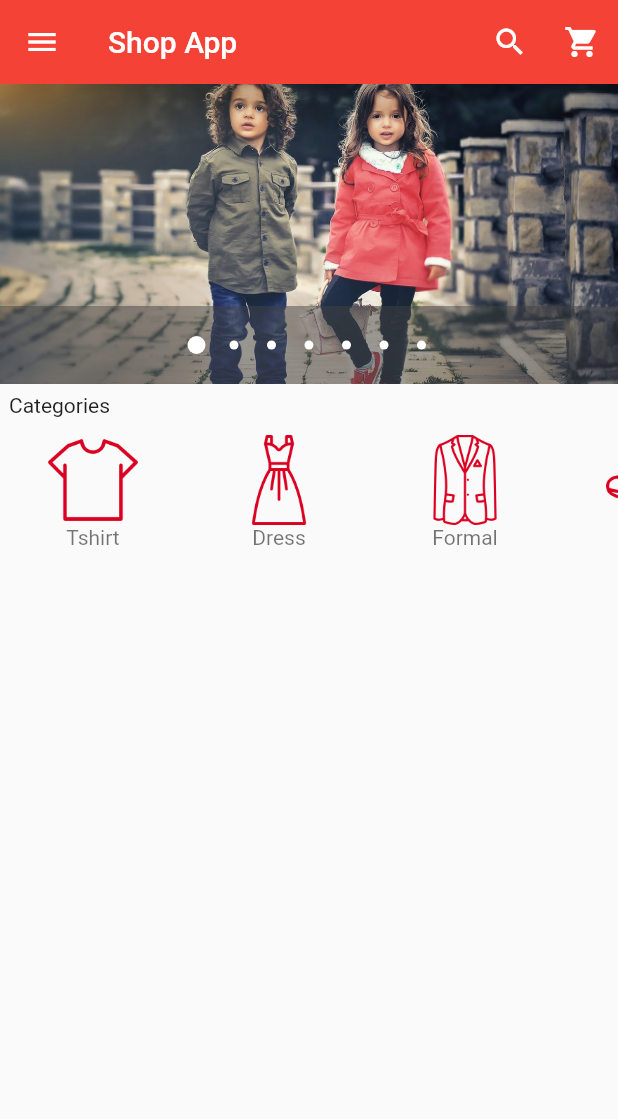
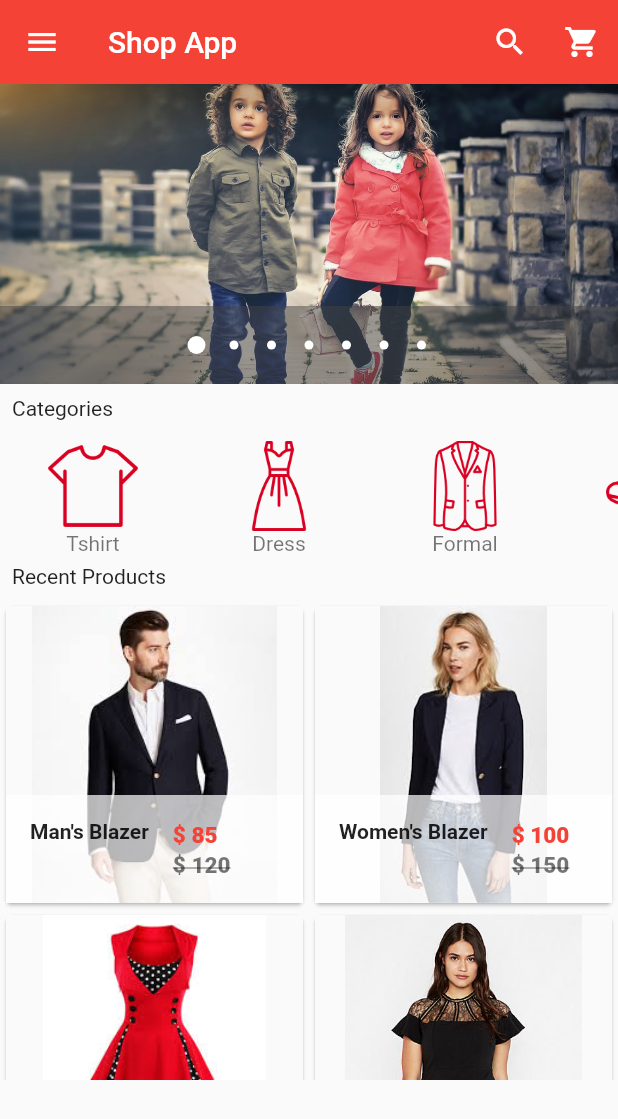
Before and after one commit to amiarafat/shop_app, a Flutter app: the screen it shows after launch, on a phone screen of 412 x 824 dp. Shown: the top 1119 px of the screen. Run offline on Flutter 3.47's test engine with Material 2 defaults, Android fonts, the phone set to English and light mode, and no system bars; drawn by our look-alikes of carousel_pro.

Commit message:
grid view done with internal json formatted data

```diff
--- /dev/null
+++ b/lib/components/Products.dart
@@ -0,0 +1,127 @@
+import 'package:flutter/material.dart';
+
+class Products extends StatefulWidget {
+  @override
+  _ProductsState createState() => _ProductsState();
+}
+
+class _ProductsState extends State<Products> {
+
+  var product_list = [
+    {
+      "name":"Man's Blazer",
+      "picture":"images/products/blazer1.jpeg",
+      "old_price":120,
+      "price":85,
+    },
+
+    {
+      "name":"Women's Blazer",
+      "picture":"images/products/blazer2.jpeg",
+      "old_price":150,
+      "price":100,
+    },
+
+    {
+      "name":"Man Dress",
+      "picture":"images/products/dress1.jpeg",
+      "old_price":120,
+      "price":85,
+    },
+
+    {
+      "name":"Women Dress",
+      "picture":"images/products/dress2.jpeg",
+      "old_price":120,
+      "price":85,
+    },
+
+    {
+      "name":"Women Hills",
+      "picture":"images/products/hills2.jpeg",
+      "old_price":120,
+      "price":85,
+    },
+
+    {
+      "name":"Men Pant",
+      "picture":"images/products/pants1.jpeg",
+      "old_price":120,
+      "price":85,
+    },
+
+    {
+      "name":"Men Shoes",
+      "picture":"images/products/shoe1.jpg",
+      "old_price":120,
+      "price":85,
+    },
+
+    {
+      "name":"Women Skirt",
+      "picture":"images/products/skt1.jpeg",
+      "old_price":120,
+      "price":85,
+    },
+
+  ];
+
+  @override
+  Widget build(BuildContext context) {
+    return GridView.builder(
+        itemCount: product_list.length,
+        gridDelegate: new SliverGridDelegateWithFixedCrossAxisCount(crossAxisCount: 2),
+        itemBuilder: (BuildContext context, int index){
+          return Single_Prod(
+            prod_name: product_list[index]['name'],
+            prod_picture: product_list[index]['picture'],
+            prod_old_price: product_list[index]['old_price'],
+            prod_price: product_list[index]['price'],
+          );
+        });
+  }
+}
+
+class Single_Prod extends StatelessWidget {
+
+  final prod_name;
+  final prod_picture;
+  final prod_old_price;
+  final prod_price;
+
+  Single_Prod({
+    this.prod_name,
+    this.prod_picture,
+    this.prod_old_price,
+    this.prod_price
+});
+
+  @override
+  Widget build(BuildContext context) {
+    return Card(
+      child: Hero(
+        tag: prod_name,
+        child: Material(
+          child: InkWell(
+            onTap: (){},
+            child: GridTile(
+              footer: Container(
+                color: Colors.white70,
+                child: ListTile(
+                  leading: Text(prod_name,style: TextStyle(fontWeight: FontWeight.bold),),
+                  title: Text("\$ $prod_price ",style: TextStyle(fontSize: 15, color: Colors.red, fontWeight: FontWeight.w800),),
+                  subtitle: Text("\$ $prod_old_price ",style: TextStyle(fontSize: 15, color: Colors.black54, fontWeight: FontWeight.w800,decoration: TextDecoration.lineThrough),),
+                ),
+              ),
+              child: Image.asset(
+                  prod_picture,
+                  fit: BoxFit.contain,
+                ),
+
+            ),
+          ),
+        ),
+      ),
+    );
+  }
+}
--- a/lib/main.dart
+++ b/lib/main.dart
@@ -3,6 +3,7 @@ import 'package:carousel_pro/carousel_pro.dart';
 
 //My own Import
 import 'package:shop_app/components/horizotal_listview.dart';
+import 'package:shop_app/components/Products.dart';
 
 void main() {
   runApp(MaterialApp(
@@ -159,13 +160,24 @@ class _HomePageState extends State<HomePage> {
           image_carousel,
 
           //padding widget
-          new Padding(padding: const EdgeInsets.all(6.0),
+          new Padding(padding: const EdgeInsets.all(8.0),
           child: new Text('Categories'),
           ),
 
           //Horizontal list view
           HorizontalList(),
 
+          //padding widget
+          new Padding(padding: const EdgeInsets.all(8.0),
+            child: new Text('Recent Products'),
+          ),
+
+          //GridView
+          Container(
+            height: 320,
+            child: Products(),
+          )
+
         ],
       ),
     );
```
Also changed, not shown: pubspec.yaml (+11 -0 lines).
